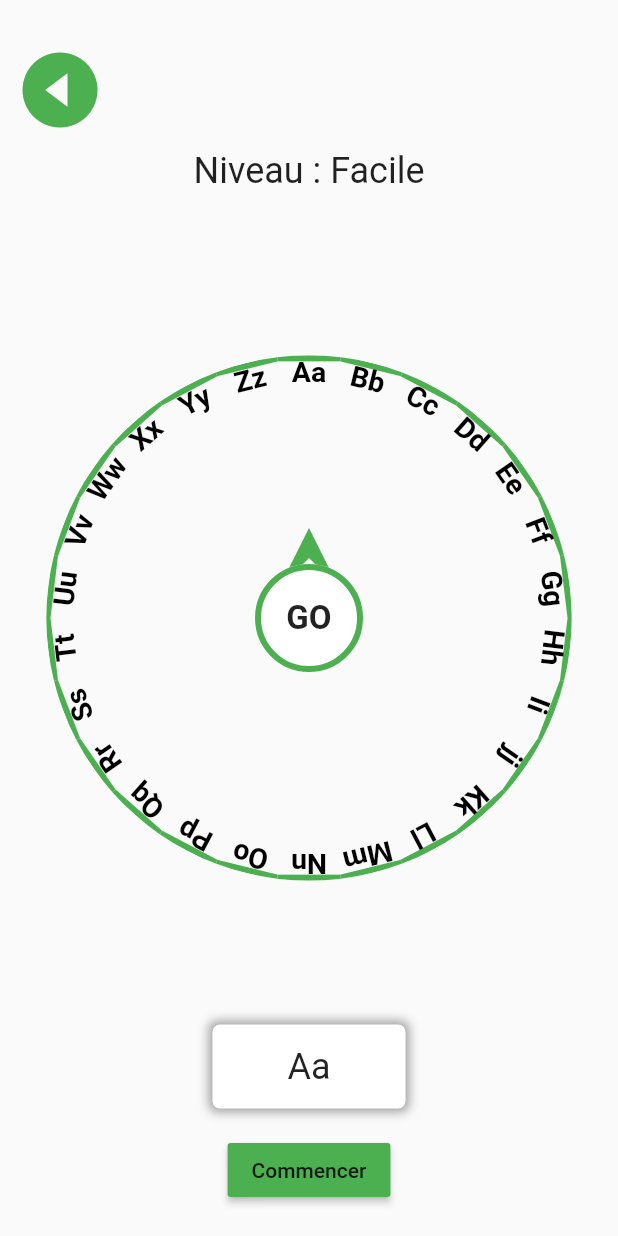
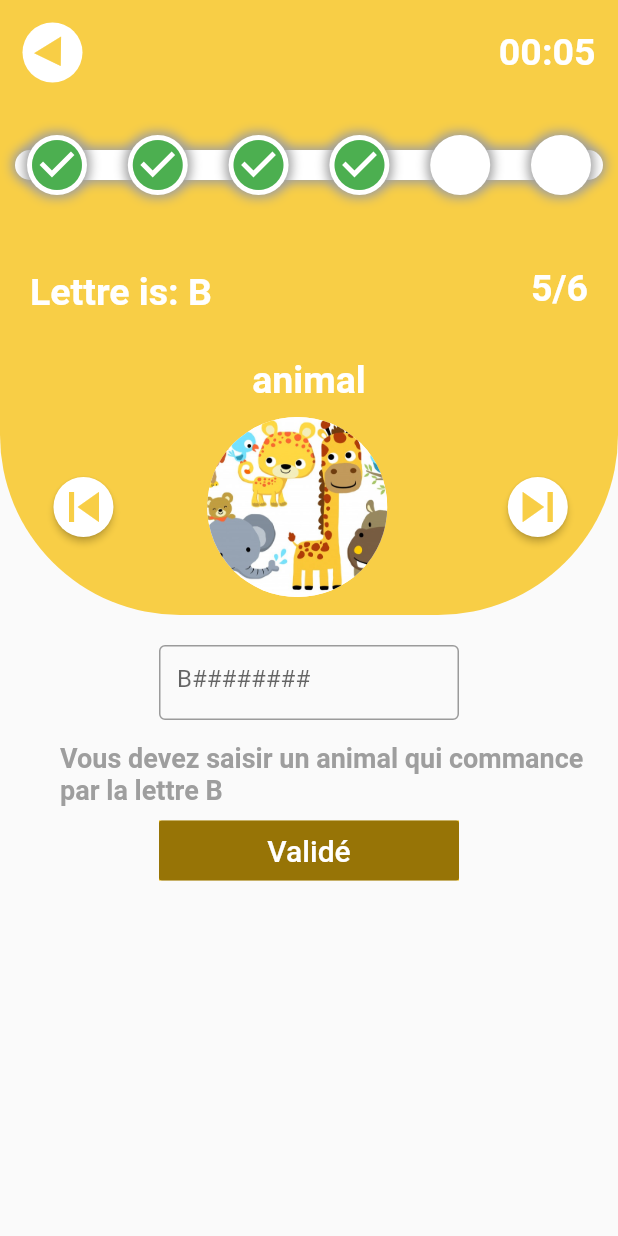
Before and after one commit to zinebabjili/fruits_vegetables-App, a Flutter app: the EasyLevel screen opened directly, after a tap on "Commencer", on a phone screen of 412 x 824 dp. Run offline on Flutter 3.47's test engine with Material 2 defaults, Android fonts, the phone set to English and light mode, and no system bars.

Commit message:
first cmd

```diff
--- /dev/null
+++ b/lib/Fruitlegumes.dart
@@ -0,0 +1,368 @@
+import 'package:flutter/material.dart';
+class Fruitlegumes extends StatefulWidget{
+  @override
+  _FruitlegumesState createState() => _FruitlegumesState();
+}
+class _FruitlegumesState extends State<Fruitlegumes> {
+  var champs = ["animal","capital","fruit", "legume","metier","pays"];
+  var i = 0;
+  @override
+  Widget build(BuildContext context){
+    return Scaffold(
+      body:
+        SafeArea(
+          child: SingleChildScrollView(
+              child: Container(
+                child: Column(children: <Widget>[
+                  Container(
+                    height: 410,
+                    width: double.infinity,
+                    decoration: new BoxDecoration(
+                      color: Color(0xfff8ce46),
+                      borderRadius: new BorderRadius.only(
+                        bottomLeft:const Radius.circular(120.0),
+                        bottomRight:const Radius.circular(120.0),
+                      )
+                    ),
+                    child: Column(
+                      children: <Widget>[
+                        Row(
+                          mainAxisAlignment: MainAxisAlignment.spaceBetween,
+                          children: <Widget>[
+                            Padding(
+                              padding: const EdgeInsets.all(15.0),
+                              child: CircleAvatar(
+                                backgroundColor: Colors.white,
+                                child: Transform.rotate(
+                                  angle: 45,
+                                  child:
+                                  Icon(
+                                    Icons.play_arrow,
+                                    color: Color(0xfff8ce46),
+                                    size: 36.0,
+                                  ),
+                                ),
+                              ),
+                            ),
+                            Center(
+                              child: Row(children: <Widget>[
+                                Padding(
+                                  padding: const EdgeInsets.all(15.0),
+                                  child: Text("00:05", style: TextStyle(color: Colors.white,fontSize: 25,fontWeight: FontWeight.bold),),
+                                ),
+                              ],),
+                            )
+                          ]
+                        ),
+                        Padding(
+                          padding: const EdgeInsets.symmetric(horizontal:10.0),
+                          child: Container(
+                            height: 80,
+                            child: Stack(
+                              children: <Widget>[
+                                Align(
+                                  alignment: Alignment.center,
+                                  child: Container(
+                                    height: 20,
+                                    decoration: BoxDecoration(
+                                      color: Colors.white,
+                                      borderRadius: BorderRadius.circular(20),
+                                      boxShadow: [
+                                        BoxShadow(
+                                          color: Colors.grey,
+                                          blurRadius: 5.0,
+                                          spreadRadius: 2),
+                                      ],
+                                    ),
+                                  ),
+                                ),
+                                Align(
+                                  alignment: Alignment.center,
+                                  child: Row(
+                                    mainAxisAlignment: MainAxisAlignment.spaceBetween,
+                                    mainAxisSize: MainAxisSize.max,
+                                    crossAxisAlignment: CrossAxisAlignment.center,
+                                    children: <Widget>[
+                                      Padding(
+                                        padding: const EdgeInsets.all(8.0),
+                                        child: Container(
+                                          decoration: BoxDecoration(
+                                            color: Colors.white,
+                                            borderRadius: BorderRadius.circular(20),
+                                            boxShadow: [
+                                              BoxShadow(
+                                                color: Colors.grey,
+                                                blurRadius: 5.0,
+                                                spreadRadius: 2
+                                              ),
+                                            ],
+                                          ),
+                                          child: Icon(Icons.check_circle,
+                                          color: Colors.green, size: 40)
+                                        ),
+                                      ),
+                                      Padding(
+                                        padding: const EdgeInsets.all(8.0),
+                                        child: Container(
+                                          decoration: BoxDecoration(
+                                            color: Colors.white,
+                                            borderRadius: BorderRadius.circular(20),
+                                            boxShadow: [
+                                              BoxShadow(
+                                                color: Colors.grey,
+                                                blurRadius: 5.0,
+                                                spreadRadius: 2
+                                              ),
+                                            ],
+                                          ),
+                                          child: Icon(Icons.check_circle,
+                                          color: Colors.green, size: 40)
+                                        ),
+                                      ),
+                                      Padding(
+                                        padding: const EdgeInsets.all(8.0),
+                                        child: Container(
+                                          decoration: BoxDecoration(
+                                            color: Colors.white,
+                                            borderRadius: BorderRadius.circular(20),
+                                            boxShadow: [
+                                              BoxShadow(
+                                                color: Colors.grey,
+                                                blurRadius: 5.0,
+                                                spreadRadius: 2
+                                              ),
+                                            ],
+                                          ),
+                                          child: Icon(Icons.check_circle,
+                                          color: Colors.green, size: 40)
+                                        ),
+                                      ),
+                                      Padding(
+                                        padding: const EdgeInsets.all(8.0),
+                                        child: Container(
+                                          decoration: BoxDecoration(
+                                            color: Colors.white,
+                                            borderRadius: BorderRadius.circular(20),
+                                            boxShadow: [
+                                              BoxShadow(
+                                                color: Colors.grey,
+                                                blurRadius: 5.0,
+                                                spreadRadius: 2
+                                              ),
+                                            ],
+                                          ),
+                                          child: Icon(Icons.check_circle,
+                                          color: Colors.green, size: 40)
+                                        ),
+                                      ),
+                                      Padding(
+                                        padding: const EdgeInsets.all(8.0),
+                                        child: Container(
+                                            decoration: BoxDecoration(
+                                              color: Colors.white,
+                                              borderRadius: BorderRadius.circular(20),
+                                              boxShadow: [
+                                                BoxShadow(
+                                                  color: Colors.grey,
+                                                  blurRadius: 5.0,
+                                                  spreadRadius: 2
+                                                ),
+                                              ],
+                                            ),
+                                            child: Icon(Icons.brightness_1,
+                                            color: Colors.white, size: 40)),
+                                      ),
+                                      Padding(
+                                        padding: const EdgeInsets.all(8.0),
+                                        child: Container(
+                                          decoration: BoxDecoration(
+                                            color: Colors.white,
+                                            borderRadius: BorderRadius.circular(20),
+                                            boxShadow: [
+                                              BoxShadow(
+                                                color: Colors.grey,
+                                                blurRadius: 5.0,
+                                                spreadRadius: 2),
+                                            ],
+                                          ),
+                                          child: Icon(Icons.brightness_1,
+                                          color: Colors.white, size: 40)
+                                        ),
+                                      ),
+                                    ],
+                                  )
+                                )
+                              ],
+                            ),
+                          ),
+                        ),
+                        Row(
+                          mainAxisAlignment: MainAxisAlignment.spaceBetween,
+                          children: <Widget>[
+                            Padding(
+                              padding: const EdgeInsets.only(top:30,left:20),
+                              child: Text("Lettre is: B", style: TextStyle(color: Colors.white,fontSize: 25,fontWeight: FontWeight.bold),),
+                            ),
+                              Padding(
+                              padding: const EdgeInsets.only(top:25,right:20),
+                                child: Text("5/6", style: TextStyle(color: Colors.white,fontSize: 25,fontWeight: FontWeight.bold),),
+                              ),
+                          ]
+                        ),
+
+                        Padding(
+                          padding: const EdgeInsets.only(top: 30.0),
+                          child: Container(
+                            child:  Text('${champs[i]}',style: TextStyle(fontSize: 25,color: Colors.white,fontWeight: FontWeight.bold),)
+                          ),
+                        ),
+
+                        Padding(
+                          padding: const EdgeInsets.only(top:10,left:20),
+                          child: Row(
+                                children: <Widget>[
+                                  Expanded(
+                                    flex: 2, // 20%
+                                    child:  RaisedButton(
+                                      color: Colors.white,
+                                      onPressed: previous,
+                                      child: Icon(
+                                        Icons.skip_previous,
+                                        color: Color(0xfff8ce46),
+                                        size: 40.0,
+                                      ),
+                                      shape: CircleBorder(),
+                                    ),
+                                  ),
+                                  Expanded(
+                                    flex: 6, // 60%
+                                    child: Center(
+                                      child: CircleAvatar(
+                                        radius: 60.0,
+                                        backgroundColor: Colors.white,
+                                        backgroundImage: AssetImage("images/"+'${champs[i]}'+".jpg"),
+                                      ),
+                                    ),
+                                  ),
+                                  Expanded(
+                                    flex: 3, // 20%
+                                    child:  RaisedButton(
+                                      color: Colors.white,
+                                      onPressed: next,
+                                      child: Icon(
+                                        Icons.skip_next,
+                                        color: Color(0xfff8ce46),
+                                        size: 40.0,
+                                      ),
+                                      shape: CircleBorder(),
+                                    ),
+                                  )
+                                ],
+                              ),
+                        )
+                        /*
+                        Padding(
+                          padding: const EdgeInsets.only(top:25),
+                          child: Container(child:
+                          Center(
+                            child:
+                            Text('${champs[i]}',style: TextStyle(fontSize: 25,color: Colors.white,fontWeight: FontWeight.bold),)
+                          ),
+                          ),
+                        ),*/
+                        /*
+                        Row(
+                          mainAxisAlignment: MainAxisAlignment.spaceBetween,
+                          children: <Widget>[
+                            RaisedButton(
+                              color: Colors.white,
+                              onPressed: previous,
+                              child: Icon(
+                                Icons.skip_next,
+                                color: Color(0xfff8ce46),
+                                size: 45.0,
+                              ),
+                              shape: CircleBorder(),
+                            ),
+                            Padding(
+                              padding: const EdgeInsets.only(top:5),
+                              child: CircleAvatar(
+                                radius: 70.0,
+                                backgroundColor: Colors.white,
+                                backgroundImage: AssetImage("images/"+'${champs[i]}'+".jpg"),
+                              ),
+                            ),
+                            RaisedButton(
+                              color: Colors.white,
+                              onPressed: next,
+                              child: Icon(
+                                Icons.skip_next,
+                                color: Color(0xfff8ce46),
+                                size: 45.0,
+                              ),
+                              shape: CircleBorder(),
+                            ),
+                          ],
+                        ),
+                      */
+                      ],
+                    ),
+            ),
+            Padding(
+              padding: const EdgeInsets.only(top:20),
+              child: Container(
+                width: 200.0,
+                height: 50,
+                child: TextField(
+                  decoration: InputDecoration(
+                    border: new OutlineInputBorder(
+                      borderSide: new BorderSide(color: Colors.teal)
+                    ),
+                    hintText: 'B########'
+                  ),
+                ),
+              ),
+            ),
+            Padding(
+              padding: const EdgeInsets.only(left: 40,top:15),
+              child: Container(
+                child: Text("Vous devez saisir un "+'${champs[i]}'+" qui commance par la lettre B",style: TextStyle(fontSize: 18,color: Colors.grey,fontWeight: FontWeight.bold),)
+              ),
+            ),
+            Padding(
+              padding: const EdgeInsets.only(top:10),
+              child: Container(
+              color: Color(0xfff3bc0a),
+              width: 200,
+              height: 40,
+              child: RaisedButton(
+                onPressed: null,
+                child: Text(
+                  'Validé',
+                  style: TextStyle(fontSize: 20,color: Colors.white)
+                ),
+              ),
+              ),
+            ),
+      ],),
+  ),
+  ),
+  ),
+  );
+  }
+  void next() {
+    setState(() {
+      if(i<5){
+        ++i;
+      }
+    });
+  }
+
+  void previous() {
+    setState(() {
+      if(i>0){
+        --i;
+      }
+    });
+  }
+}
--- a/lib/easy_level.dart
+++ b/lib/easy_level.dart
@@ -3,6 +3,7 @@ import 'package:flutter/material.dart';
 import 'package:flutter/rendering.dart';
 import 'board_view_easy.dart';
 import 'model.dart';
+import 'Fruitlegumes.dart';
 
 class EasyLevel extends StatefulWidget {
   @override
@@ -155,7 +156,12 @@ class _EasyLevelState extends State<EasyLevel>
             color: Colors.green,
             child: Text('Commencer', style: Theme.of(context).textTheme.button),
             onPressed: () {
-              Navigator.of(context).pushNamed('');
+              Navigator.of(context).push(
+                MaterialPageRoute(
+                  builder: (context) => Fruitlegumes(),
+                ),
+              );
+              /*Navigator.of(context).pushNamed('/Fruitlegumes');*/
             }),
       ),
     );
--- a/lib/fruitName.dart
+++ /dev/null
@@ -1,14 +0,0 @@
-import 'package:flutter/material.dart';
-
-// ignore: camel_case_types
-class fruitName extends StatelessWidget {
-  @override
-  Widget build(BuildContext context) {
-    return Scaffold(
-      body: Center(
-          child: Text('hello')
-      ),
-
-    );
-  }
-}
--- a/lib/router.dart
+++ b/lib/router.dart
@@ -1,6 +1,6 @@
 import 'package:flutter/material.dart';
 import 'package:fruits_vegetables/easy_level.dart';
-import 'package:fruits_vegetables/fruitName.dart';
+import 'package:fruits_vegetables/Fruitlegumes.dart';
 import 'package:fruits_vegetables/hard_level.dart';
 import 'package:fruits_vegetables/home_page.dart';
 import 'package:fruits_vegetables/medium_level.dart';
@@ -20,6 +20,6 @@ Route<dynamic> generateRoute (RouteSettings settings){
     case 'score':
       return MaterialPageRoute(builder: (context) => Score());
     case 'fruit':
-      return MaterialPageRoute(builder: (context) => fruitName());
+      return MaterialPageRoute(builder: (context) => Fruitlegumes());
   }
 }
--- a/pubspec.yaml
+++ b/pubspec.yaml
@@ -45,6 +45,12 @@ flutter:
     - images/spin.png
     - assets/img/logo.jpg
     - assets/img/signs.jpg
+    - images/animal.jpg
+    - images/capital.jpg
+    - images/fruit.jpg
+    - images/legume.jpg
+    - images/metier.jpg
+    - images/pays.jpg
   #  - images/a_dot_ham.jpeg
 
   # An image asset can refer to one or more resolution-specific "variants", see
```
Also changed, not shown: images/animal.jpg (added), images/capital.jpg (added), images/fruit.jpg (added), images/legume.jpg (added), images/metier.jpg (added), images/pays.jpg (added), 9 other files.
